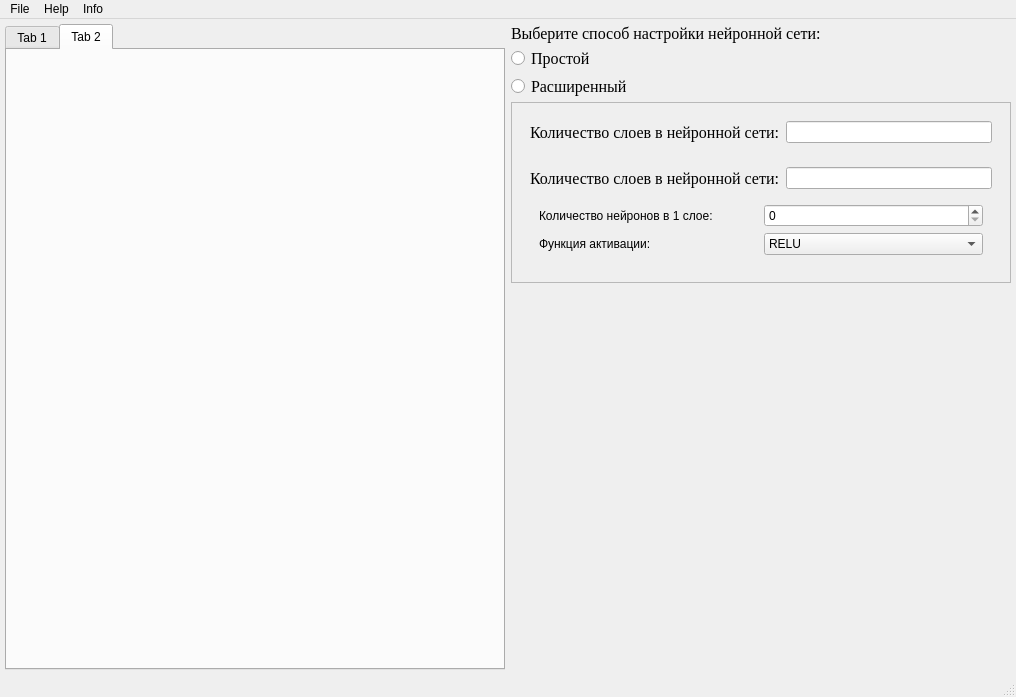
Old version of the form Project/MainWindow.ui in the repository ilya68rus01/ANN_Application.
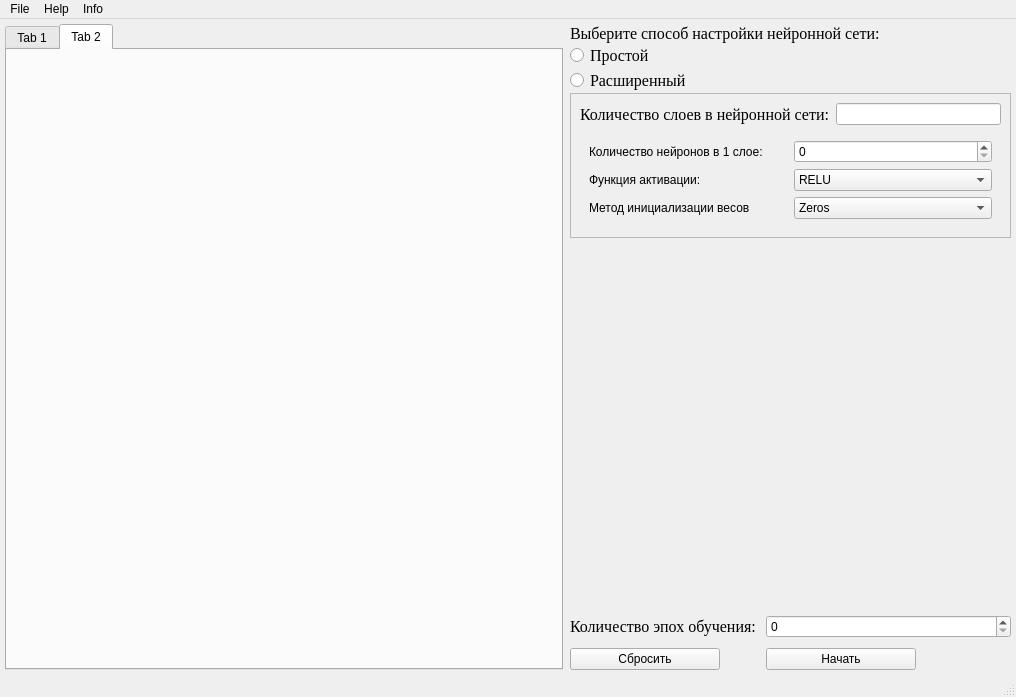
New version of the form.

The edit to the form file:
```diff
--- a/Project/MainWindow.ui
+++ b/Project/MainWindow.ui
@@ -12,8 +12,8 @@
   </property>
   <property name="minimumSize">
    <size>
-    <width>800</width>
-    <height>600</height>
+    <width>900</width>
+    <height>650</height>
    </size>
   </property>
   <property name="maximumSize">
@@ -32,10 +32,25 @@
      <verstretch>0</verstretch>
     </sizepolicy>
    </property>
+   <property name="minimumSize">
+    <size>
+     <width>800</width>
+     <height>600</height>
+    </size>
+   </property>
+   <property name="maximumSize">
+    <size>
+     <width>1920</width>
+     <height>1080</height>
+    </size>
+   </property>
    <property name="autoFillBackground">
     <bool>true</bool>
    </property>
-   <layout class="QHBoxLayout" name="horizontalLayout_2">
+   <layout class="QHBoxLayout" name="horizontalLayout_2" stretch="4,1">
+    <property name="spacing">
+     <number>7</number>
+    </property>
     <property name="leftMargin">
      <number>5</number>
     </property>
@@ -50,6 +65,12 @@
     </property>
     <item>
      <widget class="QTabWidget" name="tabWidget">
+      <property name="sizePolicy">
+       <sizepolicy hsizetype="MinimumExpanding" vsizetype="MinimumExpanding">
+        <horstretch>0</horstretch>
+        <verstretch>0</verstretch>
+       </sizepolicy>
+      </property>
       <property name="currentIndex">
        <number>1</number>
       </property>
@@ -68,7 +89,7 @@
     <item>
      <layout class="QVBoxLayout" name="verticalLayout">
       <property name="spacing">
-       <number>3</number>
+       <number>0</number>
       </property>
       <item>
        <widget class="QLabel" name="label">
@@ -128,43 +149,10 @@
         </property>
         <layout class="QVBoxLayout" name="verticalLayout_2">
          <item>
-          <widget class="QWidget" name="EasyModeWidget" native="true">
-           <property name="enabled">
-            <bool>true</bool>
-           </property>
-           <layout class="QVBoxLayout" name="verticalLayout_4">
+          <layout class="QVBoxLayout" name="AdvancedLayout">
             <item>
-             <layout class="QHBoxLayout" name="horizontalLayout_4">
-              <item>
-               <widget class="QLabel" name="label_4">
-                <property name="font">
-                 <font>
-                  <family>Times New Roman</family>
-                  <pointsize>12</pointsize>
-                 </font>
-                </property>
-                <property name="text">
-                 <string>Количество слоев в нейронной сети:</string>
-                </property>
-               </widget>
-              </item>
-              <item>
-               <widget class="QLineEdit" name="lineEdit_3"/>
-              </item>
-             </layout>
-            </item>
-           </layout>
-          </widget>
-         </item>
-         <item>
-          <widget class="QWidget" name="AdvancedModeWidget" native="true">
-           <property name="enabled">
-            <bool>true</bool>
-           </property>
-           <layout class="QVBoxLayout" name="verticalLayout_3">
-            <item>
-             <layout class="QHBoxLayout" name="horizontalLayout_3">
-              <item>
+            <layout class="QGridLayout" name="LayerCounter">
+             <item row="1" column="0">
                <widget class="QLabel" name="LayerCountLabel">
                 <property name="font">
                  <font>
@@ -177,32 +165,15 @@
                 </property>
                </widget>
               </item>
-              <item>
+             <item row="1" column="1">
                <widget class="QLineEdit" name="LayerCountLineEdit"/>
               </item>
              </layout>
             </item>
             <item>
-             <widget class="QWidget" name="widget" native="true">
+            <widget class="QWidget" name="AdvancedModeWidget" native="true">
               <layout class="QGridLayout" name="gridLayout">
-               <item row="0" column="0">
-                <widget class="QLabel" name="label_2">
-                 <property name="text">
-                  <string>Количество нейронов в 1 слое:</string>
-                 </property>
-                </widget>
-               </item>
-               <item row="0" column="1">
-                <widget class="QSpinBox" name="spinBox"/>
-               </item>
-               <item row="1" column="0">
-                <widget class="QLabel" name="label_3">
-                 <property name="text">
-                  <string>Функция активации: </string>
-                 </property>
-                </widget>
-               </item>
-               <item row="1" column="1">
+              <item row="2" column="3">
                 <widget class="QComboBox" name="comboBox">
                  <item>
                   <property name="text">
@@ -229,6 +200,79 @@
                    <string>Softmax</string>
                   </property>
                  </item>
+               </widget>
+              </item>
+              <item row="1" column="3">
+               <widget class="QSpinBox" name="spinBox"/>
+              </item>
+              <item row="1" column="1">
+               <widget class="QLabel" name="label_2">
+                <property name="text">
+                 <string>Количество нейронов в 1 слое:</string>
+                </property>
+               </widget>
+              </item>
+              <item row="2" column="1">
+               <widget class="QLabel" name="label_3">
+                <property name="text">
+                 <string>Функция активации: </string>
+                </property>
+               </widget>
+              </item>
+              <item row="3" column="1">
+               <widget class="QLabel" name="label_5">
+                <property name="text">
+                 <string>Метод инициализации весов</string>
+                </property>
+               </widget>
+              </item>
+              <item row="3" column="3">
+               <widget class="QComboBox" name="comboBox_2">
+                <item>
+                 <property name="text">
+                  <string>Zeros</string>
+                 </property>
+                </item>
+                <item>
+                 <property name="text">
+                  <string>Ones</string>
+                 </property>
+                </item>
+                <item>
+                 <property name="text">
+                  <string>RandomNormal</string>
+                 </property>
+                </item>
+                <item>
+                 <property name="text">
+                  <string>RandomUniform</string>
+                 </property>
+                </item>
+                <item>
+                 <property name="text">
+                  <string>TruncatedNormal</string>
+                 </property>
+                </item>
+                <item>
+                 <property name="text">
+                  <string>Lecun_uniform</string>
+                 </property>
+                </item>
+                <item>
+                 <property name="text">
+                  <string>He_normal</string>
+                 </property>
+                </item>
+                <item>
+                 <property name="text">
+                  <string>Lecun_normal</string>
+                 </property>
+                </item>
+                <item>
+                 <property name="text">
+                  <string>He_uniform</string>
+                 </property>
+                </item>
                  <item>
                   <property name="text">
                    <string>SVD</string>
@@ -240,7 +284,6 @@
              </widget>
             </item>
            </layout>
-          </widget>
          </item>
         </layout>
        </widget>
@@ -258,6 +301,71 @@
         </property>
        </spacer>
       </item>
+      <item>
+       <layout class="QGridLayout" name="gridLayout_2">
+        <property name="sizeConstraint">
+         <enum>QLayout::SetDefaultConstraint</enum>
+        </property>
+        <property name="spacing">
+         <number>10</number>
+        </property>
+        <item row="0" column="0">
+         <widget class="QLabel" name="label_4">
+          <property name="font">
+           <font>
+            <family>Times New Roman</family>
+            <pointsize>12</pointsize>
+           </font>
+          </property>
+          <property name="text">
+           <string>Количество эпох обучения:</string>
+          </property>
+         </widget>
+        </item>
+        <item row="0" column="1">
+         <widget class="QSpinBox" name="spinBox_2">
+          <property name="minimumSize">
+           <size>
+            <width>245</width>
+            <height>0</height>
+           </size>
+          </property>
+          <property name="maximumSize">
+           <size>
+            <width>100</width>
+            <height>16777215</height>
+           </size>
+          </property>
+         </widget>
+        </item>
+        <item row="1" column="0">
+         <widget class="QPushButton" name="pushButton">
+          <property name="maximumSize">
+           <size>
+            <width>150</width>
+            <height>16777215</height>
+           </size>
+          </property>
+          <property name="text">
+           <string>Сбросить</string>
+          </property>
+         </widget>
+        </item>
+        <item row="1" column="1">
+         <widget class="QPushButton" name="pushButton_2">
+          <property name="maximumSize">
+           <size>
+            <width>150</width>
+            <height>16777215</height>
+           </size>
+          </property>
+          <property name="text">
+           <string>Начать</string>
+          </property>
+         </widget>
+        </item>
+       </layout>
+      </item>
      </layout>
     </item>
    </layout>
```
Left out of the diff: 24 changed lines with no effect on the pictures. Lines whose indentation alone changed are shown as unchanged.
